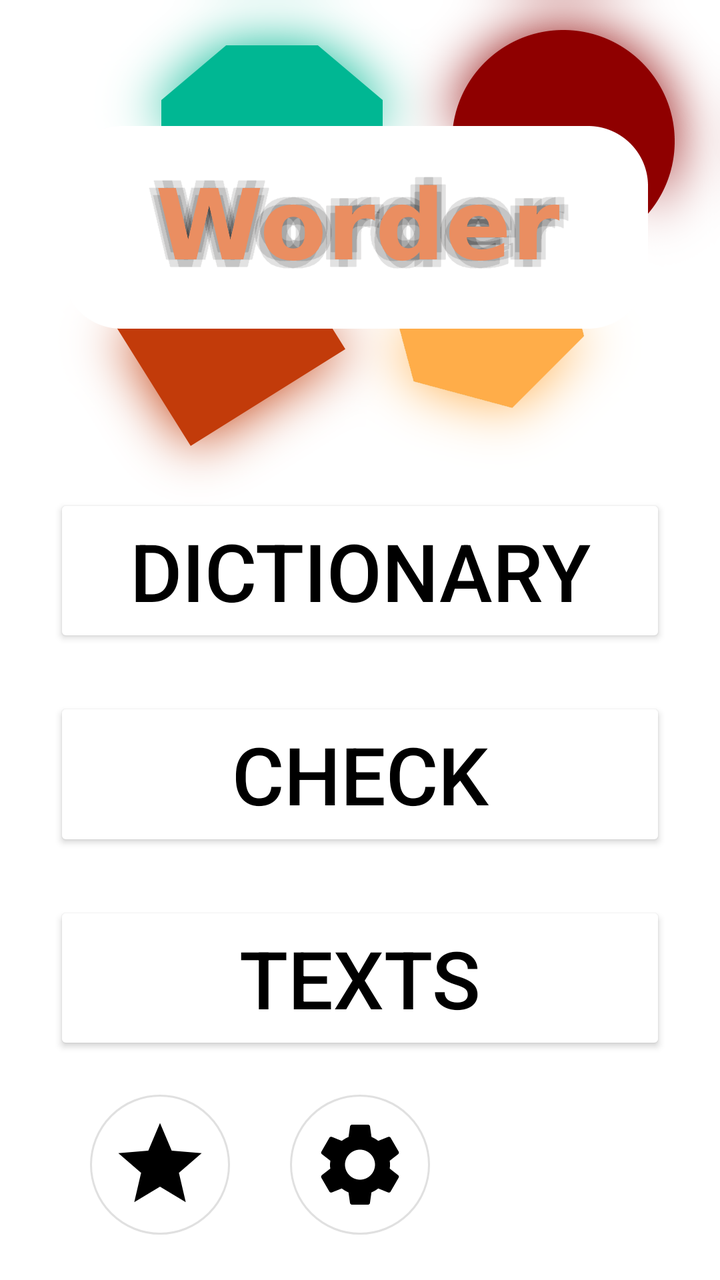
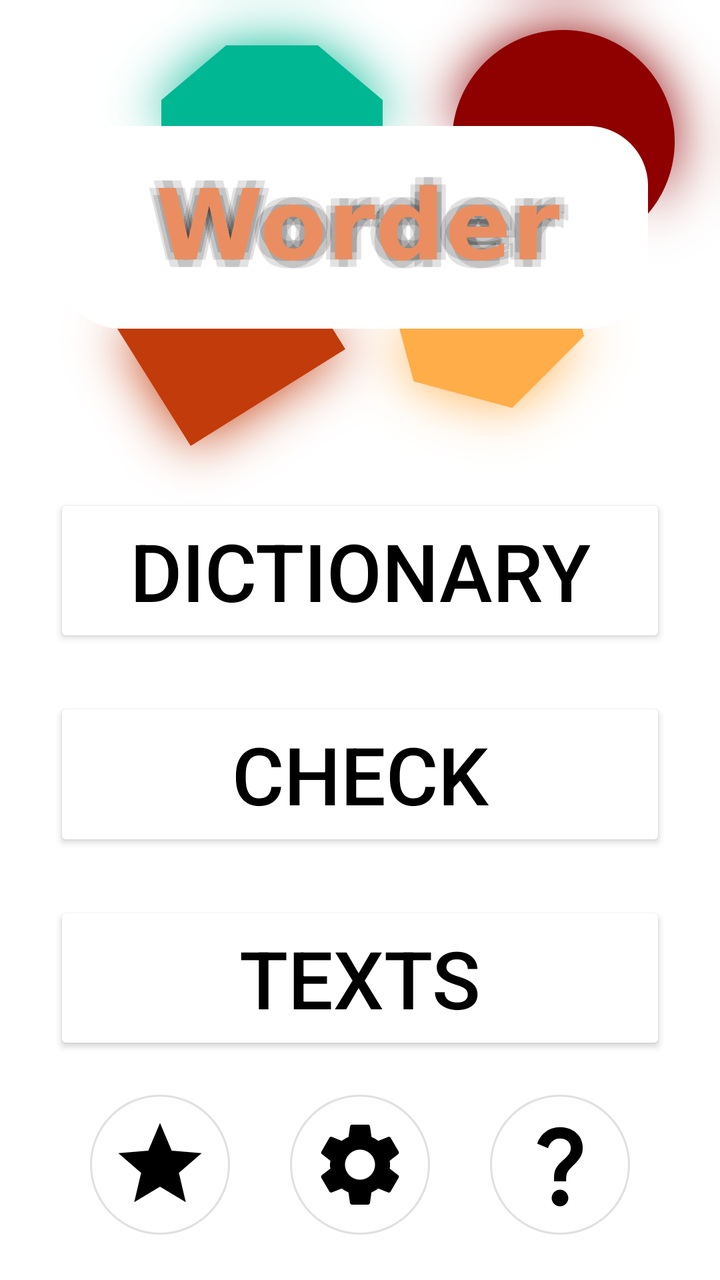

Two renders of the same Android screen: before a commit and after it. Below are the layout's source before the change and the commit's diff.
<!-- AndroidManifest.xml: application theme ThemeDark -->
<!-- res/layout/activity_main.xml -->
<?xml version="1.0" encoding="utf-8"?>
<androidx.constraintlayout.widget.ConstraintLayout
    xmlns:android="http://schemas.android.com/apk/res/android"
    xmlns:app="http://schemas.android.com/apk/res-auto"
    xmlns:tools="http://schemas.android.com/tools"
    android:id="@+id/main"
    android:layout_width="match_parent"
    android:layout_height="match_parent"
    tools:context=".settings.MainActivity">

    <ImageView
        android:id="@+id/imageView"
        android:layout_width="wrap_content"
        android:layout_height="wrap_content"
        android:adjustViewBounds="true"
        android:scaleType="fitCenter"
        app:layout_constraintEnd_toEndOf="parent"
        app:layout_constraintStart_toStartOf="parent"
        app:layout_constraintTop_toTopOf="parent"
        app:srcCompat="@drawable/nazvanie" />

    <Button
        android:id="@+id/knopka1"
        android:layout_width="0dp"
        android:layout_height="0dp"
        android:layout_marginStart="40dp"
        android:layout_marginTop="247dp"
        android:layout_marginEnd="40dp"
        android:backgroundTint="#FFFFFF"
        android:fontFamily="sans-serif-medium"
        android:onClick="gotoSl"
        android:text="@string/k1"
        android:textColor="#000000"
        android:textSize="40sp"
        app:layout_constraintEnd_toEndOf="parent"
        app:layout_constraintStart_toStartOf="parent"
        app:layout_constraintTop_toTopOf="parent"
        app:layout_constraintHeight_percent="0.12"
        app:layout_constraintWidth_default="percent"
        app:layout_constraintWidth_percent="0.85"/>

    <Button
        android:id="@+id/knopka2"
        android:layout_width="0dp"
        android:layout_height="0dp"
        android:layout_marginStart="40dp"
        android:layout_marginTop="25dp"
        android:layout_marginEnd="40dp"
        android:backgroundTint="#FFFFFF"
        android:fontFamily="sans-serif-medium"
        android:onClick="gotoPr"
        android:text="@string/k2"
        android:textColor="#000000"
        android:textSize="40sp"
        app:layout_constraintEnd_toEndOf="parent"
        app:layout_constraintStart_toStartOf="parent"
        app:layout_constraintTop_toBottomOf="@+id/knopka1"
        app:layout_constraintHeight_percent="0.12"
        app:layout_constraintWidth_default="percent"
        app:layout_constraintWidth_percent="0.85"/>

    <Button
        android:id="@+id/knopka3"
        android:layout_width="0dp"
        android:layout_height="0dp"
        android:layout_marginStart="40dp"
        android:layout_marginTop="25dp"
        android:layout_marginEnd="40dp"
        android:backgroundTint="#FFFFFF"
        android:fontFamily="sans-serif-medium"
        android:onClick="gotoTx"
        android:text="@string/k3"
        android:textColor="#000000"
        android:textSize="40sp"
        app:layout_constraintEnd_toEndOf="parent"
        app:layout_constraintStart_toStartOf="parent"
        app:layout_constraintTop_toBottomOf="@+id/knopka2"
        app:layout_constraintHeight_percent="0.12"
        app:layout_constraintWidth_default="percent"
        app:layout_constraintWidth_percent="0.85"/>

    <ImageButton
        android:id="@+id/roundButton"
        android:layout_width="70dp"
        android:layout_height="70dp"
        android:layout_marginTop="20dp"
        android:onClick="gotoSe"
        android:background="@drawable/bg_round_button_white"
        android:src="@drawable/ic_settings"
        app:layout_constraintEnd_toEndOf="parent"
        app:layout_constraintStart_toStartOf="parent"
        app:layout_constraintTop_toBottomOf="@+id/knopka3" />

    <ImageButton
        android:id="@+id/achievements"
        android:layout_width="70dp"
        android:layout_height="70dp"
        android:layout_marginTop="20dp"
        android:layout_marginEnd="30dp"
        android:onClick="gotoAch"
        android:background="@drawable/bg_round_button_white"
        android:src="@drawable/ic_star"
        app:layout_constraintEnd_toStartOf="@+id/roundButton"
        app:layout_constraintTop_toBottomOf="@+id/knopka3" />


</androidx.constraintlayout.widget.ConstraintLayout>
<!-- resources referenced by this layout -->
<resources>
  <!-- drawable bg_round_button_white (drawable) -->
  <shape xmlns:android="http://schemas.android.com/apk/res/android"
          android:shape="oval">              
          <solid android:color="#FFFFFFFF" />  
          <stroke
              android:width="1dp"
              android:color="#E0E0E0" />     
      </shape>
  <!-- drawable ic_settings (drawable) -->
  <vector xmlns:android="http://schemas.android.com/apk/res/android" android:height="50dp" android:tint="#000000" android:viewportHeight="24" android:viewportWidth="24" android:width="50dp">
        
      <path android:fillColor="@android:color/white"
          android:pathData="M19.14,12.94c0.04,-0.3 0.06,-0.61 0.06,-0.94c0,-0.32 -0.02,-0.64 -0.07,-0.94l2.03,-1.58c0.18,-0.14 0.23,-0.41 0.12,-0.61l-1.92,-3.32c-0.12,-0.22 -0.37,-0.29 -0.59,-0.22l-2.39,0.96c-0.5,-0.38 -1.03,-0.7 -1.62,-0.94L14.4,2.81c-0.04,-0.24 -0.24,-0.41 -0.48,-0.41h-3.84c-0.24,0 -0.43,0.17 -0.47,0.41L9.25,5.35C8.66,5.59 8.12,5.92 7.63,6.29L5.24,5.33c-0.22,-0.08 -0.47,0 -0.59,0.22L2.74,8.87C2.62,9.08 2.66,9.34 2.86,9.48l2.03,1.58C4.84,11.36 4.8,11.69 4.8,12s0.02,0.64 0.07,0.94l-2.03,1.58c-0.18,0.14 -0.23,0.41 -0.12,0.61l1.92,3.32c0.12,0.22 0.37,0.29 0.59,0.22l2.39,-0.96c0.5,0.38 1.03,0.7 1.62,0.94l0.36,2.54c0.05,0.24 0.24,0.41 0.48,0.41h3.84c0.24,0 0.44,-0.17 0.47,-0.41l0.36,-2.54c0.59,-0.24 1.13,-0.56 1.62,-0.94l2.39,0.96c0.22,0.08 0.47,0 0.59,-0.22l1.92,-3.32c0.12,-0.22 0.07,-0.47 -0.12,-0.61L19.14,12.94zM12,15.6c-1.98,0 -3.6,-1.62 -3.6,-3.6s1.62,-3.6 3.6,-3.6s3.6,1.62 3.6,3.6S13.98,15.6 12,15.6z"/>
      
  </vector>
  <!-- drawable ic_star (drawable) -->
  <vector xmlns:android="http://schemas.android.com/apk/res/android" android:height="50dp" android:tint="#000000" android:viewportHeight="24" android:viewportWidth="24" android:width="50dp">
        
      <path android:fillColor="@android:color/white" android:pathData="M12,17.27L18.18,21l-1.64,-7.03L22,9.24l-7.19,-0.61L12,2 9.19,8.63 2,9.24l5.46,4.73L5.82,21z"/>
      
  </vector>
  <!-- drawable nazvanie: png bitmap (drawable, 276997 bytes) -->
  <string name="k1">Dictionary</string>
  <string name="k2">Сheck</string>
  <string name="k3">Texts</string>
  <style name="ThemeDark" parent="Base.Theme.MyApplication">
          <item name="colorPrimary">@color/te7</item>
          <item name="colorOnPrimary">@color/te8</item>
          <item name="android:textColor">@color/white</item>
          <item name="android:statusBarColor">@color/te7</item>
          <item name="android:windowLightStatusBar">false</item>
      </style>
  <style name="Base.Theme.MyApplication" parent="Theme.MaterialComponents.DayNight.NoActionBar">
          
          
          <item name="windowNoTitle">true</item>
          <item name="android:windowFullscreen">false</item>
          <item name="windowActionBar">true</item>
          <item name="windowActionBarOverlay">true</item>
      </style>
  <color name="te7">#1E1F22</color>
  <color name="te8">#2B2D30</color>
  <color name="white">#FFFFFF</color>
</resources>

<!-- the commit's change to res/layout/activity_main.xml (unified diff, before → after) -->
@@ -14,7 +14,9 @@
         android:layout_height="wrap_content"
         android:adjustViewBounds="true"
         android:scaleType="fitCenter"
+        android:onClick="worderRegime"
         app:layout_constraintEnd_toEndOf="parent"
+        app:layout_constraintHorizontal_bias="0.0"
         app:layout_constraintStart_toStartOf="parent"
         app:layout_constraintTop_toTopOf="parent"
         app:srcCompat="@drawable/nazvanie" />
@@ -92,15 +94,26 @@
         app:layout_constraintTop_toBottomOf="@+id/knopka3" />
 
     <ImageButton
-        android:id="@+id/achievements"
+    android:id="@+id/achievements"
+    android:layout_width="70dp"
+    android:layout_height="70dp"
+    android:layout_marginTop="20dp"
+    android:layout_marginEnd="30dp"
+    android:onClick="gotoAch"
+    android:background="@drawable/bg_round_button_white"
+    android:src="@drawable/ic_star"
+    app:layout_constraintEnd_toStartOf="@+id/roundButton"
+    app:layout_constraintTop_toBottomOf="@+id/knopka3" />
+
+    <ImageButton
+        android:id="@+id/question"
         android:layout_width="70dp"
         android:layout_height="70dp"
         android:layout_marginTop="20dp"
-        android:layout_marginEnd="30dp"
-        android:onClick="gotoAch"
+        android:layout_marginStart="30dp"
         android:background="@drawable/bg_round_button_white"
-        android:src="@drawable/ic_star"
-        app:layout_constraintEnd_toStartOf="@+id/roundButton"
+        android:src="@drawable/question"
+        app:layout_constraintStart_toEndOf="@+id/roundButton"
         app:layout_constraintTop_toBottomOf="@+id/knopka3" />
 
 
<!-- resource entries referenced after the edit -->
@@ -22,6 +22,12 @@
       
   </vector>
   <!-- drawable nazvanie: png bitmap (drawable, 276997 bytes) -->
+  <!-- drawable question (drawable) -->
+  <vector xmlns:android="http://schemas.android.com/apk/res/android" android:height="50dp" android:tint="#000000" android:viewportHeight="24" android:viewportWidth="24" android:width="50dp">
+        
+      <path android:fillColor="@android:color/black" android:pathData="M11.07,12.85c0.77,-1.39 2.25,-2.21 3.11,-3.44c0.91,-1.29 0.4,-3.7 -2.18,-3.7c-1.69,0 -2.52,1.28 -2.87,2.34L6.54,6.96C7.25,4.83 9.18,3 11.99,3c2.35,0 3.96,1.07 4.78,2.41c0.7,1.15 1.11,3.3 0.03,4.9c-1.2,1.77 -2.35,2.31 -2.97,3.45c-0.25,0.46 -0.35,0.76 -0.35,2.24h-2.89C10.58,15.22 10.46,13.95 11.07,12.85zM14,20c0,1.1 -0.9,2 -2,2s-2,-0.9 -2,-2c0,-1.1 0.9,-2 2,-2S14,18.9 14,20z"/>
+      
+  </vector>
   <string name="k1">Dictionary</string>
   <string name="k2">Сheck</string>
   <string name="k3">Texts</string>
